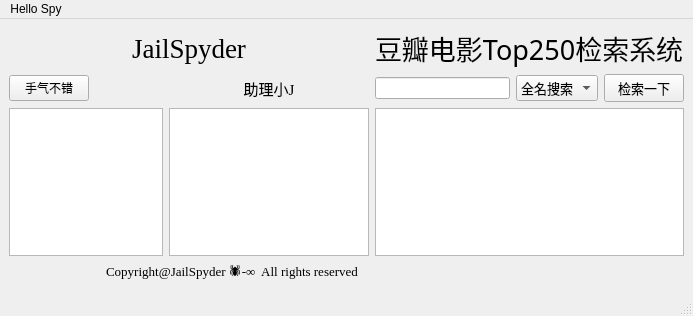
First picture: the form in 3-BigProject/JailSpyer/JailSpyder.ui, repository rfhits/Data-Structure-BUAA, before the edit.
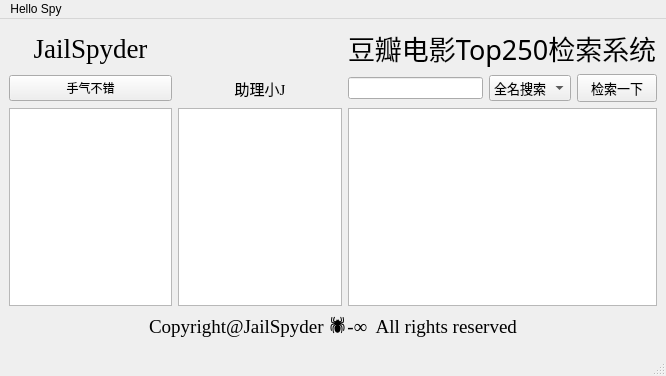
Second picture: the form after the edit.

```diff
--- a/3-BigProject/JailSpyer/JailSpyder.ui
+++ b/3-BigProject/JailSpyer/JailSpyder.ui
@@ -9,8 +9,8 @@
    <rect>
     <x>0</x>
     <y>0</y>
-    <width>693</width>
-    <height>316</height>
+    <width>666</width>
+    <height>376</height>
    </rect>
   </property>
   <property name="windowTitle">
@@ -18,7 +18,74 @@
   </property>
   <widget class="QWidget" name="centralwidget">
    <layout class="QGridLayout" name="gridLayout">
-    <item row="2" column="4">
+    <item row="0" column="0">
+     <widget class="QLabel" name="JailSpyder">
+      <property name="font">
+       <font>
+        <family>Times New Roman</family>
+        <pointsize>20</pointsize>
+       </font>
+      </property>
+      <property name="lineWidth">
+       <number>2</number>
+      </property>
+      <property name="text">
+       <string>JailSpyder</string>
+      </property>
+      <property name="alignment">
+       <set>Qt::AlignCenter</set>
+      </property>
+      <property name="indent">
+       <number>0</number>
+      </property>
+     </widget>
+    </item>
+    <item row="0" column="2" colspan="3">
+     <widget class="QLabel" name="Title">
+      <property name="font">
+       <font>
+        <family>Adobe Devanagari</family>
+        <pointsize>20</pointsize>
+       </font>
+      </property>
+      <property name="text">
+       <string>豆瓣电影Top250检索系统</string>
+      </property>
+      <property name="indent">
+       <number>0</number>
+      </property>
+     </widget>
+    </item>
+    <item row="1" column="0">
+     <widget class="QPushButton" name="pushButton_luck">
+      <property name="text">
+       <string>手气不错</string>
+      </property>
+     </widget>
+    </item>
+    <item row="1" column="1">
+     <widget class="QLabel" name="GuideJ">
+      <property name="font">
+       <font>
+        <family>Times New Roman</family>
+        <pointsize>11</pointsize>
+       </font>
+      </property>
+      <property name="text">
+       <string>助理小J</string>
+      </property>
+      <property name="alignment">
+       <set>Qt::AlignCenter</set>
+      </property>
+      <property name="indent">
+       <number>0</number>
+      </property>
+     </widget>
+    </item>
+    <item row="1" column="2">
+     <widget class="QLineEdit" name="lineEdit_input"/>
+    </item>
+    <item row="1" column="3">
      <widget class="QComboBox" name="comboBox">
       <property name="font">
        <font>
@@ -68,39 +135,29 @@
       </item>
      </widget>
     </item>
+    <item row="1" column="4">
+     <widget class="QPushButton" name="pushButton_search">
+      <property name="font">
+       <font>
+        <family>Adobe Devanagari</family>
+        <pointsize>10</pointsize>
+       </font>
+      </property>
+      <property name="text">
+       <string>检索一下</string>
+      </property>
+     </widget>
+    </item>
     <item row="2" column="0">
-     <widget class="QPushButton" name="pushButton_luck">
-      <property name="text">
-       <string>手气不错</string>
-      </property>
-     </widget>
-    </item>
-    <item row="2" column="2">
-     <widget class="QLabel" name="GuideJ">
-      <property name="font">
-       <font>
-        <family>Times New Roman</family>
-        <pointsize>11</pointsize>
-       </font>
-      </property>
-      <property name="text">
-       <string>助理小J</string>
-      </property>
-      <property name="alignment">
-       <set>Qt::AlignCenter</set>
-      </property>
-      <property name="indent">
-       <number>0</number>
-      </property>
-     </widget>
-    </item>
-    <item row="3" column="0" colspan="2">
      <widget class="QTextBrowser" name="textBrowser_luck"/>
     </item>
-    <item row="3" column="2">
+    <item row="2" column="1">
      <widget class="QTextBrowser" name="textBrowser_GuideJ"/>
     </item>
-    <item row="4" column="1" colspan="2">
+    <item row="2" column="2" colspan="3">
+     <widget class="QTextBrowser" name="textBrowser_res"/>
+    </item>
+    <item row="3" column="0" colspan="5">
      <widget class="QLabel" name="label_5">
       <property name="enabled">
        <bool>true</bool>
@@ -108,7 +165,7 @@
       <property name="font">
        <font>
         <family>Times New Roman</family>
-        <pointsize>10</pointsize>
+        <pointsize>14</pointsize>
        </font>
       </property>
       <property name="text">
@@ -122,63 +179,6 @@
       </property>
      </widget>
     </item>
-    <item row="3" column="3" colspan="3">
-     <widget class="QTextBrowser" name="textBrowser_res"/>
-    </item>
-    <item row="2" column="3">
-     <widget class="QLineEdit" name="lineEdit_input"/>
-    </item>
-    <item row="0" column="3" colspan="3">
-     <widget class="QLabel" name="Title">
-      <property name="font">
-       <font>
-        <family>Adobe Devanagari</family>
-        <pointsize>20</pointsize>
-       </font>
-      </property>
-      <property name="text">
-       <string>豆瓣电影Top250检索系统</string>
-      </property>
-      <property name="indent">
-       <number>0</number>
-      </property>
-     </widget>
-    </item>
-    <item row="2" column="5">
-     <widget class="QPushButton" name="pushButton_search">
-      <property name="font">
-       <font>
-        <family>Adobe Devanagari</family>
-        <pointsize>10</pointsize>
-       </font>
-      </property>
-      <property name="text">
-       <string>检索一下</string>
-      </property>
-     </widget>
-    </item>
-    <item row="0" column="0" colspan="3">
-     <widget class="QLabel" name="JailSpyder">
-      <property name="font">
-       <font>
-        <family>Times New Roman</family>
-        <pointsize>20</pointsize>
-       </font>
-      </property>
-      <property name="lineWidth">
-       <number>2</number>
-      </property>
-      <property name="text">
-       <string>JailSpyder</string>
-      </property>
-      <property name="alignment">
-       <set>Qt::AlignCenter</set>
-      </property>
-      <property name="indent">
-       <number>0</number>
-      </property>
-     </widget>
-    </item>
    </layout>
   </widget>
   <widget class="QMenuBar" name="menubar">
@@ -186,7 +186,7 @@
     <rect>
      <x>0</x>
      <y>0</y>
-     <width>693</width>
+     <width>666</width>
      <height>22</height>
     </rect>
    </property>
```
Left out of the diff: 6 changed lines with no effect on the pictures.
